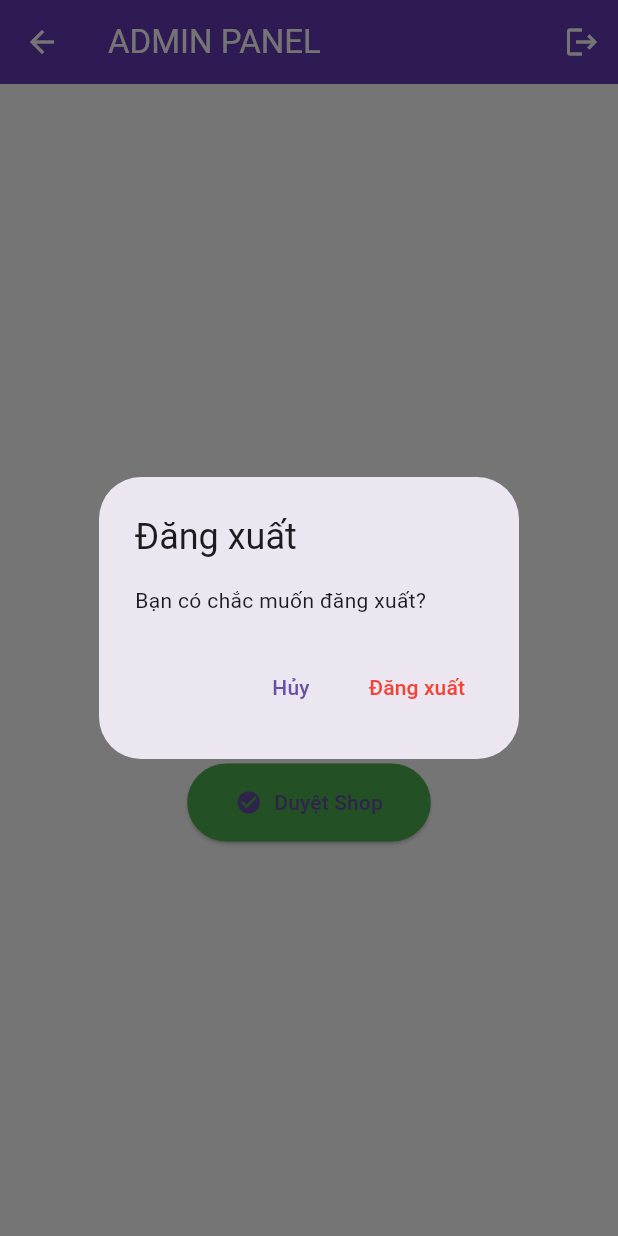
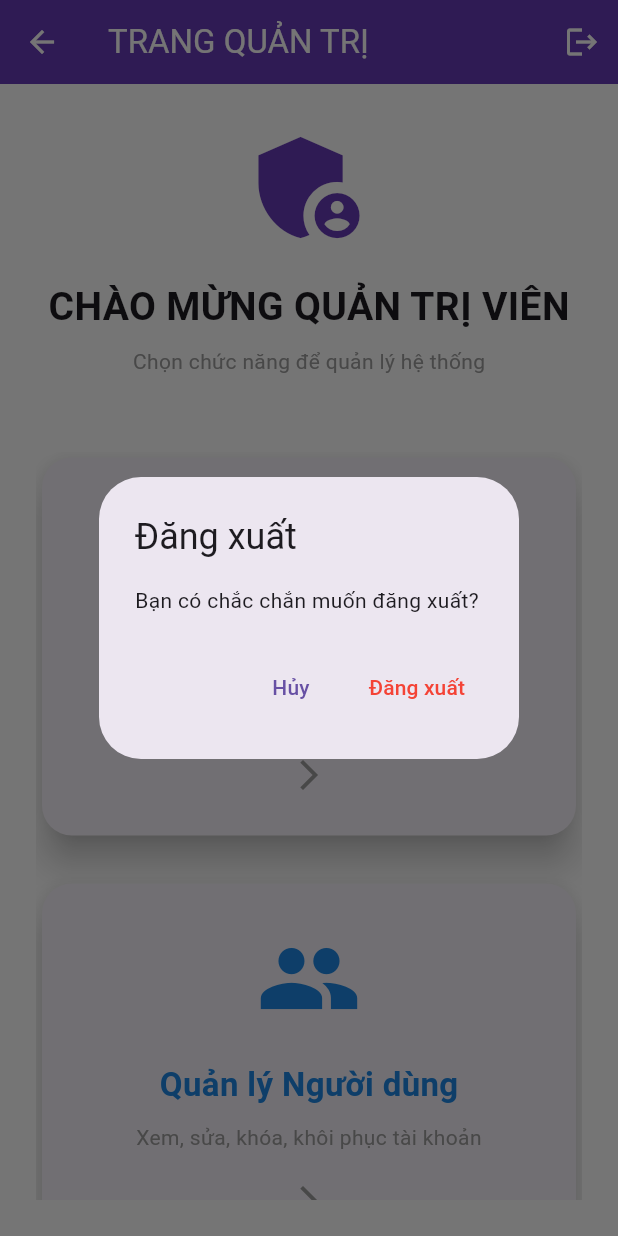
Before and after one commit to chucomatnao/mini_e_fe_app, a Flutter app: the AdminHomeScreen screen opened by its route, after a tap on the "logout" icon, on a phone screen of 412 x 824 dp. Run offline on Flutter 3.47's test engine with Material 3 defaults, Android fonts, the phone set to English and light mode, and no system bars; our stand-ins replace cached_network_image, cookie_jar, dio, dio_cookie_manager, image_picker, shared_preferences; accounts and stored records are empty.

Commit message:
Update admin home screen navigation

```diff
--- a/lib/screens/admins/admin_home_screen.dart
+++ b/lib/screens/admins/admin_home_screen.dart
@@ -1,38 +1,39 @@
-// lib/screens/admin_home_screen.dart
+// lib/screens/admin/admin_home_screen.dart
 import 'package:flutter/material.dart';
 import 'package:provider/provider.dart';
 import '../../providers/auth_provider.dart';
 
 class AdminHomeScreen extends StatelessWidget {
+  const AdminHomeScreen({Key? key}) : super(key: key);
+
   @override
   Widget build(BuildContext context) {
     final authProvider = Provider.of<AuthProvider>(context, listen: false);
 
     return Scaffold(
       appBar: AppBar(
-        title: Text('ADMIN PANEL'),
+        title: const Text('TRANG QUẢN TRỊ'),
         backgroundColor: Colors.deepPurple,
         foregroundColor: Colors.white,
         actions: [
-          // NÚT ĐĂNG XUẤT
           IconButton(
-            icon: Icon(Icons.logout, color: Colors.white),
+            icon: const Icon(Icons.logout),
             tooltip: 'Đăng xuất',
             onPressed: () async {
-              final confirm = await showDialog<bool>(
+              bool? confirm = await showDialog<bool>(
                 context: context,
                 builder: (ctx) => AlertDialog(
-                  title: Text('Đăng xuất'),
-                  content: Text('Bạn có chắc muốn đăng xuất?'),
+                  title: const Text('Đăng xuất'),
+                  content: const Text('Bạn có chắc chắn muốn đăng xuất?'),
                   actions: [
                     TextButton(
                       onPressed: () => Navigator.pop(ctx, false),
-                      child: Text('Hủy'),
+                      child: const Text('Hủy'),
                     ),
                     TextButton(
                       onPressed: () => Navigator.pop(ctx, true),
                       style: TextButton.styleFrom(foregroundColor: Colors.red),
-                      child: Text('Đăng xuất'),
+                      child: const Text('Đăng xuất'),
                     ),
                   ],
                 ),
@@ -40,26 +41,59 @@ class AdminHomeScreen extends StatelessWidget {
 
               if (confirm == true) {
                 await authProvider.logout();
+                if (context.mounted) {
+                  Navigator.pushNamedAndRemoveUntil(
+                    context,
+                    '/login',
+                        (route) => false,
+                  );
+                }
               }
             },
           ),
         ],
       ),
-      body: Center(
+      body: Padding(
+        padding: const EdgeInsets.all(24.0),
         child: Column(
-          mainAxisAlignment: MainAxisAlignment.center,
           children: [
-            Icon(Icons.admin_panel_settings, size: 100, color: Colors.deepPurple),
-            SizedBox(height: 20),
-            Text('CHÀO MỪNG ADMIN!', style: TextStyle(fontSize: 28, fontWeight: FontWeight.bold)),
-            SizedBox(height: 30),
-            ElevatedButton.icon(
-              onPressed: () => Navigator.pushNamed(context, '/admin-shop-approval'),
-              icon: Icon(Icons.check_circle),
-              label: Text('Duyệt Shop'),
-              style: ElevatedButton.styleFrom(
-                backgroundColor: Colors.green,
-                padding: EdgeInsets.symmetric(horizontal: 32, vertical: 16),
+            const Icon(Icons.admin_panel_settings, size: 90, color: Colors.deepPurple),
+            const SizedBox(height: 16),
+            const Text(
+              'CHÀO MỪNG QUẢN TRỊ VIÊN',
+              style: TextStyle(fontSize: 26, fontWeight: FontWeight.bold),
+            ),
+            const SizedBox(height: 8),
+            const Text(
+              'Chọn chức năng để quản lý hệ thống',
+              style: TextStyle(color: Colors.grey),
+            ),
+            const SizedBox(height: 50),
+
+            Expanded(
+              child: GridView.count(
+                crossAxisCount: MediaQuery.of(context).size.width > 800 ? 2 : 1,
+                crossAxisSpacing: 24,
+                mainAxisSpacing: 24,
+                childAspectRatio: 1.4,
+                children: [
+                  _menuCard(
+                    context,
+                    icon: Icons.storefront,
+                    color: Colors.green.shade600,
+                    title: "Quản lý Shop",
+                    desc: "Duyệt, khóa, xem chi tiết các shop",
+                    route: '/admin/shops',
+                  ),
+                  _menuCard(
+                    context,
+                    icon: Icons.people,
+                    color: Colors.blue.shade600,
+                    title: "Quản lý Người dùng",
+                    desc: "Xem, sửa, khóa, khôi phục tài khoản",
+                    route: '/admin/users',
+                  ),
+                ],
               ),
             ),
           ],
@@ -67,4 +101,44 @@ class AdminHomeScreen extends StatelessWidget {
       ),
     );
   }
+
+  Widget _menuCard(
+      BuildContext context, {
+        required IconData icon,
+        required Color color,
+        required String title,
+        required String desc,
+        required String route,
+      }) {
+    return Card(
+      elevation: 10,
+      shape: RoundedRectangleBorder(borderRadius: BorderRadius.circular(20)),
+      child: InkWell(
+        borderRadius: BorderRadius.circular(20),
+        onTap: () => Navigator.pushNamed(context, route),
+        child: Column(
+          mainAxisAlignment: MainAxisAlignment.center,
+          children: [
+            Icon(icon, size: 70, color: color),
+            const SizedBox(height: 20),
+            Text(
+              title,
+              style: TextStyle(fontSize: 22, fontWeight: FontWeight.bold, color: color),
+            ),
+            const SizedBox(height: 10),
+            Padding(
+              padding: const EdgeInsets.symmetric(horizontal: 16),
+              child: Text(
+                desc,
+                textAlign: TextAlign.center,
+                style: const TextStyle(color: Colors.grey),
+              ),
+            ),
+            const SizedBox(height: 20),
+            const Icon(Icons.arrow_forward_ios, color: Colors.grey),
+          ],
+        ),
+      ),
+    );
+  }
 }
```
